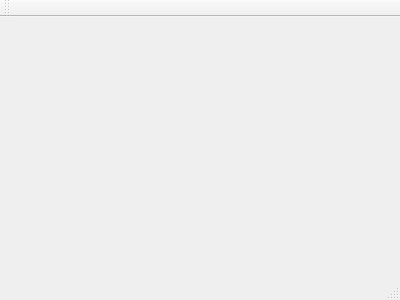
This is WeChat/mainwindow.ui in zoring/WeChat as Qt 5 draws it before an edit. The edited form follows.
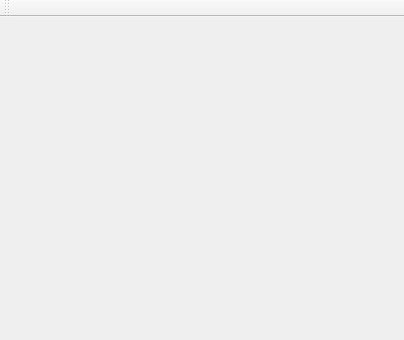
This is the edited form.

Patch:
```diff
--- a/WeChat/mainwindow.ui
+++ b/WeChat/mainwindow.ui
@@ -1,24 +1,51 @@
 <ui version="4.0">
  <class>MainWindow</class>
- <widget class="QMainWindow" name="MainWindow" >
-  <property name="geometry" >
+ <widget class="QMainWindow" name="MainWindow">
+  <property name="geometry">
    <rect>
     <x>0</x>
     <y>0</y>
-    <width>400</width>
-    <height>300</height>
+    <width>404</width>
+    <height>340</height>
    </rect>
   </property>
   <property name="windowTitle" >
    <string>MainWindow</string>
   </property>
-  <widget class="QMenuBar" name="menuBar" />
-  <widget class="QToolBar" name="mainToolBar" />
-  <widget class="QWidget" name="centralWidget" />
-  <widget class="QStatusBar" name="statusBar" />
+  <widget class="QWidget" name="centralWidget">
+   <property name="sizePolicy">
+    <sizepolicy hsizetype="Fixed" vsizetype="Fixed">
+     <horstretch>0</horstretch>
+     <verstretch>0</verstretch>
+    </sizepolicy>
+   </property>
+   <property name="maximumSize">
+    <size>
+     <width>16777215</width>
+     <height>16777215</height>
+    </size>
+   </property>
+  </widget>
+  <widget class="QMenuBar" name="menuBar">
+   <property name="geometry">
+    <rect>
+     <x>0</x>
+     <y>0</y>
+     <width>404</width>
+     <height>28</height>
+    </rect>
+   </property>
+  </widget>
+  <widget class="QToolBar" name="mainToolBar">
+   <attribute name="toolBarArea">
+    <enum>TopToolBarArea</enum>
+   </attribute>
+   <attribute name="toolBarBreak">
+    <bool>false</bool>
+   </attribute>
+  </widget>
  </widget>
- <layoutDefault spacing="6" margin="11" />
- <pixmapfunction></pixmapfunction>
+ <layoutdefault spacing="6" margin="11"/>
  <resources/>
  <connections/>
 </ui>
```
Left out of the diff: 3 changed lines with no effect on the pictures.
